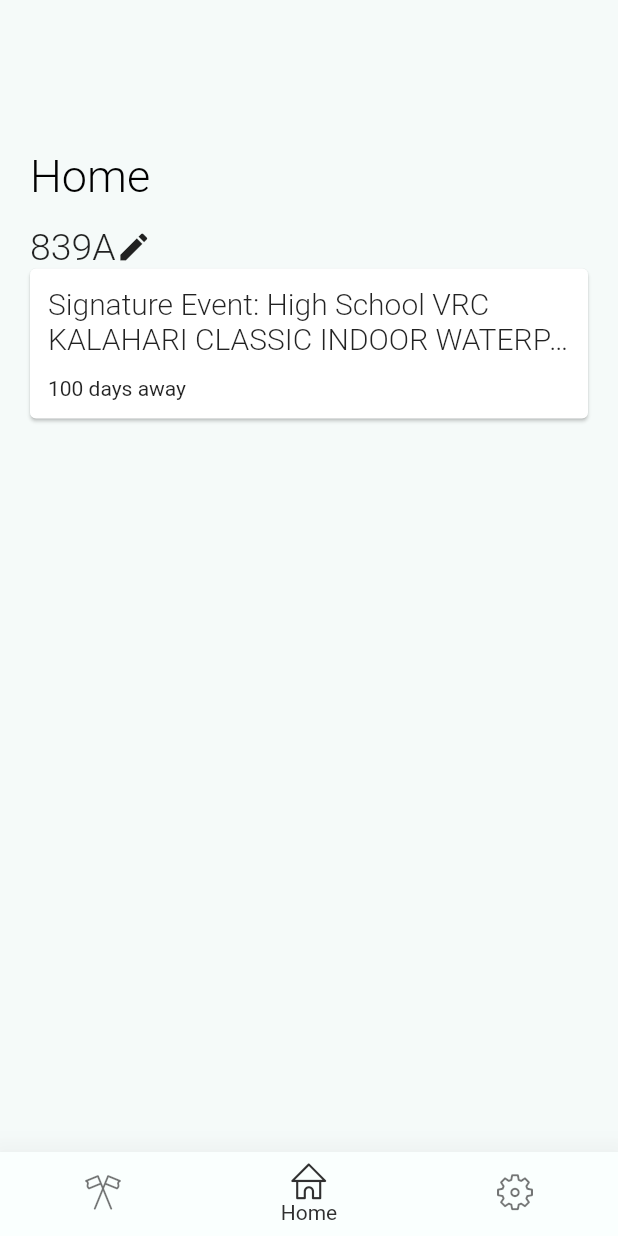
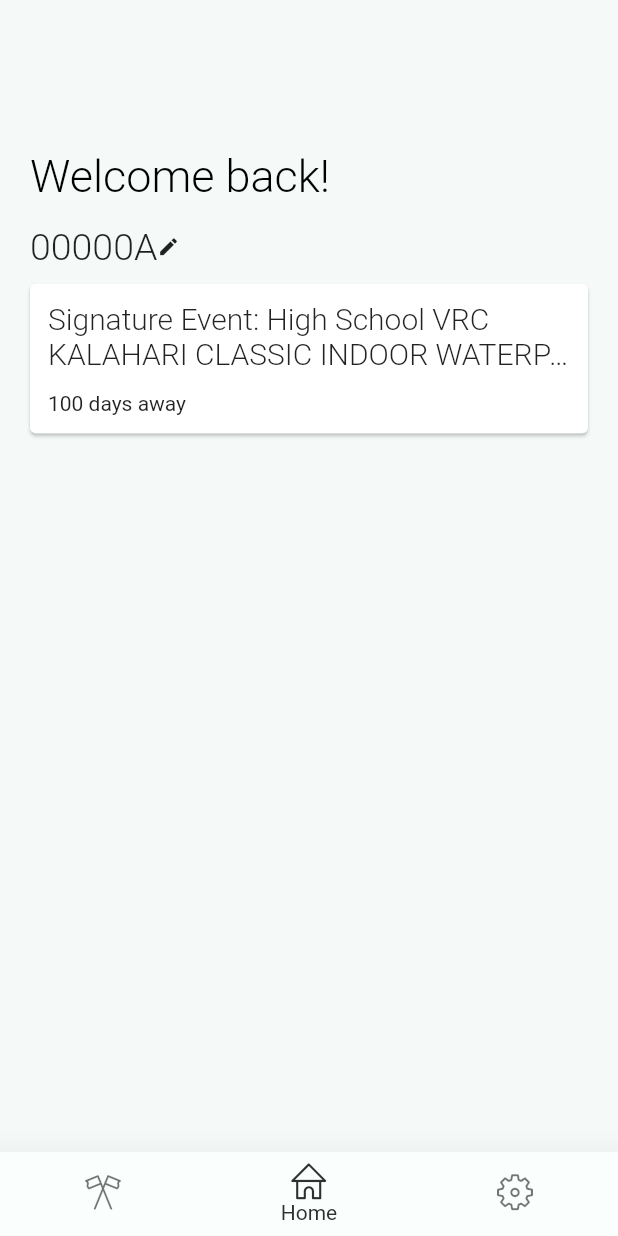
Before and after one commit to elapse-vrc/elapse-app, a Flutter app: the screen it shows after launch, on a phone screen of 412 x 824 dp. Run offline on Flutter 3.47's test engine with Material 2 defaults, Android fonts, the phone set to English and light mode, and no system bars; our stand-ins replace shared_preferences.

Commit message:
SharedPrefs done
todo: refactor tournamnt data getting and finish rest of home page

```diff
--- a/elapse/lib/pages/home.dart
+++ b/elapse/lib/pages/home.dart
@@ -1,6 +1,11 @@
 import 'package:elapse/elapse_icons_icons.dart';
 import 'package:flutter/cupertino.dart';
 import 'package:flutter/material.dart';
+import 'package:shared_preferences/shared_preferences.dart';
+
+bool _isEditingText = false;
+TextEditingController _editingController;
+String initialText = "00000A";
 
 /*class HomePage extends StatelessWidget {
   const HomePage({Key key}) : super(key: key);
@@ -22,6 +27,63 @@ class HomePage extends StatefulWidget {
 }
 
 class _HomePageState extends State<HomePage> {
+
+  void _getTeam() async {
+    SharedPreferences prefs = await SharedPreferences.getInstance();
+    setState(() {
+      _editingController.text = prefs.get('team');
+      initialText = prefs.get('team');
+    });
+  }
+
+  @override
+  void initState(){
+    super.initState();
+    _editingController = TextEditingController(text: initialText);
+    _getTeam();
+  }
+
+  @override
+  void dispose() {
+    _editingController.dispose();
+    super.dispose();
+  }
+
+  _newTeamWritten(val) async {
+    SharedPreferences prefs = await SharedPreferences.getInstance();
+    setState(() {
+      initialText = val.toUpperCase();
+      _isEditingText = false;
+    });
+    await prefs.setString('team', initialText);
+  }
+
+  Widget _editTitleTextField() {
+    if (_isEditingText)
+      return TextField(
+        maxLength: 10,
+        maxLengthEnforced: true,
+        onSubmitted: (newValue){_newTeamWritten(newValue);},
+        autofocus: true,
+        controller: _editingController,
+      );
+    return InkWell(
+        onTap: () {
+          setState(() {
+            _isEditingText = true;
+          });
+        },
+        child: Text(
+          initialText,
+          overflow: TextOverflow.fade,
+          style: TextStyle(
+              fontSize: 25,
+              fontWeight: FontWeight.w300
+          ),
+        )
+    );
+  }
+
   @override
   Widget build(BuildContext context) {
     return MaterialApp(
@@ -34,6 +96,7 @@ class _HomePageState extends State<HomePage> {
         color: const Color.fromARGB(255, 245, 250, 249),
         child: SafeArea(
           child: Scaffold(
+            resizeToAvoidBottomPadding: false,
             backgroundColor: const Color.fromARGB(255, 245, 250, 249),
             body: CustomScrollView(
               physics: NeverScrollableScrollPhysics(),
@@ -42,7 +105,7 @@ class _HomePageState extends State<HomePage> {
                   backgroundColor: const Color.fromARGB(255, 245, 250, 249),
                   expandedHeight: 150.0,
                   flexibleSpace: const FlexibleSpaceBar(
-                    title: Text('Home', textAlign: TextAlign.left, style: TextStyle(color: Colors.black, fontWeight: FontWeight.w300),),
+                    title: Text('Welcome back!', textAlign: TextAlign.left, style: TextStyle(color: Colors.black, fontWeight: FontWeight.w300),),
                     titlePadding: EdgeInsetsDirectional.only(start: 20, bottom: 16),
                   ),
                   floating: false,
@@ -57,12 +120,12 @@ class _HomePageState extends State<HomePage> {
                       children: <Widget>[
                         Row (
                           children: <Widget>[
-                            Text('839A', style: TextStyle(fontSize: 25, fontWeight: FontWeight.w300),),
-                            Icon(Icons.edit),
+                            Flexible(child: _editTitleTextField()),
+                            Align(alignment: Alignment.bottomLeft,child: Icon(Icons.edit, size: 15.0,)),
                           ],
                         ),
                         Card (
-                          margin: const EdgeInsets.all(0.0),
+                          margin: const EdgeInsets.only(top: 10.0),
                           child: Padding (
                             padding: const EdgeInsets.all(12.0),
                             child: Column (
--- a/elapse/pubspec.yaml
+++ b/elapse/pubspec.yaml
@@ -24,7 +24,7 @@ dependencies:
   flutter:
     sdk: flutter
   http: ^0.12.1
-  shared_preferences: ^0.5.7+3
+  shared_preferences: '>=0.5.0 <2.0.0'
 
 
   # The following adds the Cupertino Icons font to your application.
```
